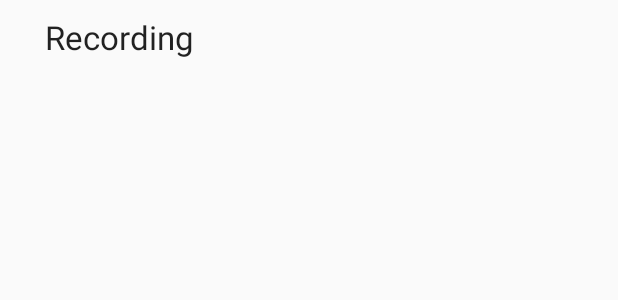
After one commit to mebius5/voiceit, an Android app: the layout post_list_layout.xml on its own in the app's theme, with its tools: preview values and no code run, on a phone screen of 412 x 824 dp. The commit adds this screen. Shown: the top 300 px of the screen. Run offline under Robolectric (Android 15) with nearby library versions, the phone set to English and light mode, and no system bars.

```diff
--- /dev/null
+++ b/app/src/main/res/layout/post_list_layout.xml
@@ -0,0 +1,20 @@
+<?xml version="1.0" encoding="utf-8"?>
+<RelativeLayout xmlns:android="http://schemas.android.com/apk/res/android"
+    android:layout_width="match_parent"
+    android:layout_height="match_parent">
+
+    <TextView
+        android:layout_width="match_parent"
+        android:layout_height="wrap_content"
+        android:textAppearance="?android:attr/textAppearanceLarge"
+        android:text="Recording "
+        android:id="@+id/postListLayoutName"
+        android:layout_alignParentTop="true"
+        android:layout_alignParentLeft="true"
+        android:layout_alignParentStart="true"
+        android:autoText="false"
+        android:paddingLeft="30dp"
+        android:paddingTop="10dp"
+        android:paddingRight="10dp"
+        android:paddingBottom="10dp" />
+</RelativeLayout>
```
Also changed, not shown: app/src/main/java/jhu/voiceit/Post.java (+16 -0 lines), app/src/main/java/jhu/voiceit/layout/PostAdapter.java (added, +58 -0 lines), app/src/main/java/layout/RecordFragment.java (+18 -0 lines).
